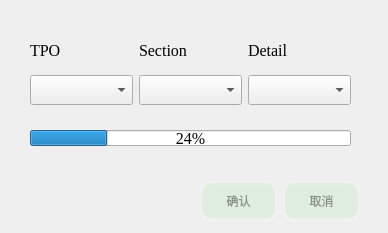
The window that dialog.ui (leihui6/marksentence) describes before a commit, drawn with Qt 5.
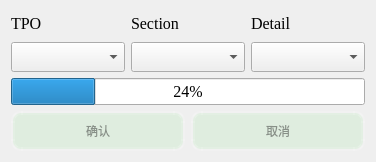
The same window after the commit.

What changed in the file:
```diff
--- a/dialog.ui
+++ b/dialog.ui
@@ -6,22 +6,15 @@
    <rect>
     <x>0</x>
     <y>0</y>
-    <width>388</width>
-    <height>233</height>
+    <width>376</width>
+    <height>162</height>
    </rect>
   </property>
   <property name="windowTitle">
    <string>Dialog</string>
   </property>
-  <widget class="QWidget" name="horizontalLayoutWidget">
-   <property name="geometry">
-    <rect>
-     <x>30</x>
-     <y>30</y>
-     <width>321</width>
-     <height>41</height>
-    </rect>
-   </property>
+  <layout class="QGridLayout" name="gridLayout_3">
+   <item row="0" column="0">
    <layout class="QGridLayout" name="gridLayout_2">
     <item row="0" column="0">
      <widget class="QLabel" name="label_TPO">
@@ -72,16 +65,75 @@
      </widget>
     </item>
    </layout>
-  </widget>
-  <widget class="QWidget" name="horizontalLayoutWidget_2">
-   <property name="geometry">
-    <rect>
-     <x>200</x>
-     <y>180</y>
-     <width>160</width>
-     <height>42</height>
-    </rect>
-   </property>
+   </item>
+   <item row="1" column="0">
+    <layout class="QVBoxLayout" name="verticalLayout_3" stretch="2,2,2">
+     <item>
+      <layout class="QGridLayout" name="gridLayout">
+       <item row="0" column="0">
+        <widget class="QComboBox" name="combox_TPO">
+         <property name="minimumSize">
+          <size>
+           <width>0</width>
+           <height>30</height>
+          </size>
+         </property>
+         <property name="font">
+          <font>
+           <family>Times New Roman</family>
+           <pointsize>12</pointsize>
+          </font>
+         </property>
+        </widget>
+       </item>
+       <item row="0" column="1">
+        <widget class="QComboBox" name="combox_section">
+         <property name="minimumSize">
+          <size>
+           <width>0</width>
+           <height>30</height>
+          </size>
+         </property>
+         <property name="font">
+          <font>
+           <family>Times New Roman</family>
+           <pointsize>12</pointsize>
+          </font>
+         </property>
+        </widget>
+       </item>
+       <item row="0" column="2">
+        <widget class="QComboBox" name="combox_detail">
+         <property name="minimumSize">
+          <size>
+           <width>0</width>
+           <height>30</height>
+          </size>
+         </property>
+         <property name="font">
+          <font>
+           <family>Times New Roman</family>
+           <pointsize>12</pointsize>
+          </font>
+         </property>
+        </widget>
+       </item>
+      </layout>
+     </item>
+     <item>
+      <widget class="QProgressBar" name="progressBar">
+       <property name="font">
+        <font>
+         <family>Times New Roman</family>
+         <pointsize>12</pointsize>
+        </font>
+       </property>
+       <property name="value">
+        <number>24</number>
+       </property>
+      </widget>
+     </item>
+     <item>
    <layout class="QHBoxLayout" name="horizontalLayout_2">
     <item>
      <widget class="QPushButton" name="btn_comfirm">
@@ -158,86 +210,10 @@
      </widget>
     </item>
    </layout>
-  </widget>
-  <widget class="QProgressBar" name="progressBar">
-   <property name="geometry">
-    <rect>
-     <x>30</x>
-     <y>130</y>
-     <width>321</width>
-     <height>16</height>
-    </rect>
-   </property>
-   <property name="font">
-    <font>
-     <family>Times New Roman</family>
-     <pointsize>12</pointsize>
-    </font>
-   </property>
-   <property name="value">
-    <number>24</number>
-   </property>
-  </widget>
-  <widget class="QWidget" name="horizontalLayoutWidget_3">
-   <property name="geometry">
-    <rect>
-     <x>30</x>
-     <y>70</y>
-     <width>321</width>
-     <height>41</height>
-    </rect>
-   </property>
-   <layout class="QGridLayout" name="gridLayout">
-    <item row="0" column="0">
-     <widget class="QComboBox" name="combox_TPO">
-      <property name="minimumSize">
-       <size>
-        <width>0</width>
-        <height>30</height>
-       </size>
-      </property>
-      <property name="font">
-       <font>
-        <family>Times New Roman</family>
-        <pointsize>12</pointsize>
-       </font>
-      </property>
-     </widget>
-    </item>
-    <item row="0" column="1">
-     <widget class="QComboBox" name="combox_section">
-      <property name="minimumSize">
-       <size>
-        <width>0</width>
-        <height>30</height>
-       </size>
-      </property>
-      <property name="font">
-       <font>
-        <family>Times New Roman</family>
-        <pointsize>12</pointsize>
-       </font>
-      </property>
-     </widget>
-    </item>
-    <item row="0" column="2">
-     <widget class="QComboBox" name="combox_detail">
-      <property name="minimumSize">
-       <size>
-        <width>0</width>
-        <height>30</height>
-       </size>
-      </property>
-      <property name="font">
-       <font>
-        <family>Times New Roman</family>
-        <pointsize>12</pointsize>
-       </font>
-      </property>
-     </widget>
-    </item>
-   </layout>
-  </widget>
+     </item>
+    </layout>
+   </item>
+  </layout>
  </widget>
  <resources/>
  <connections/>
```
Lines whose indentation alone changed are shown as unchanged.
